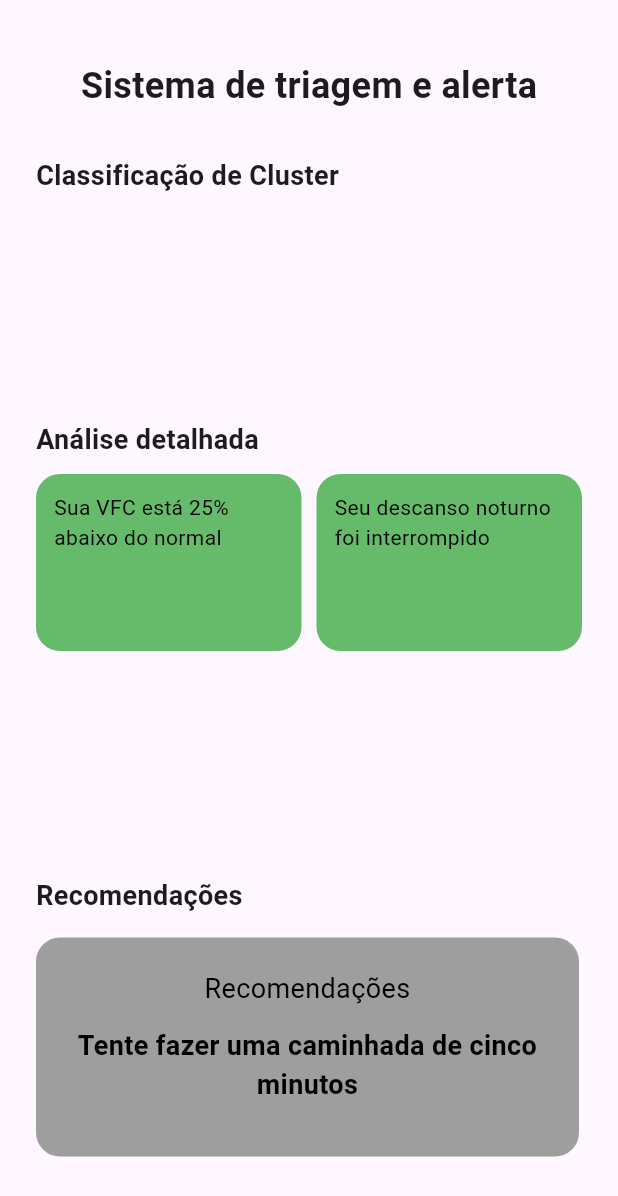
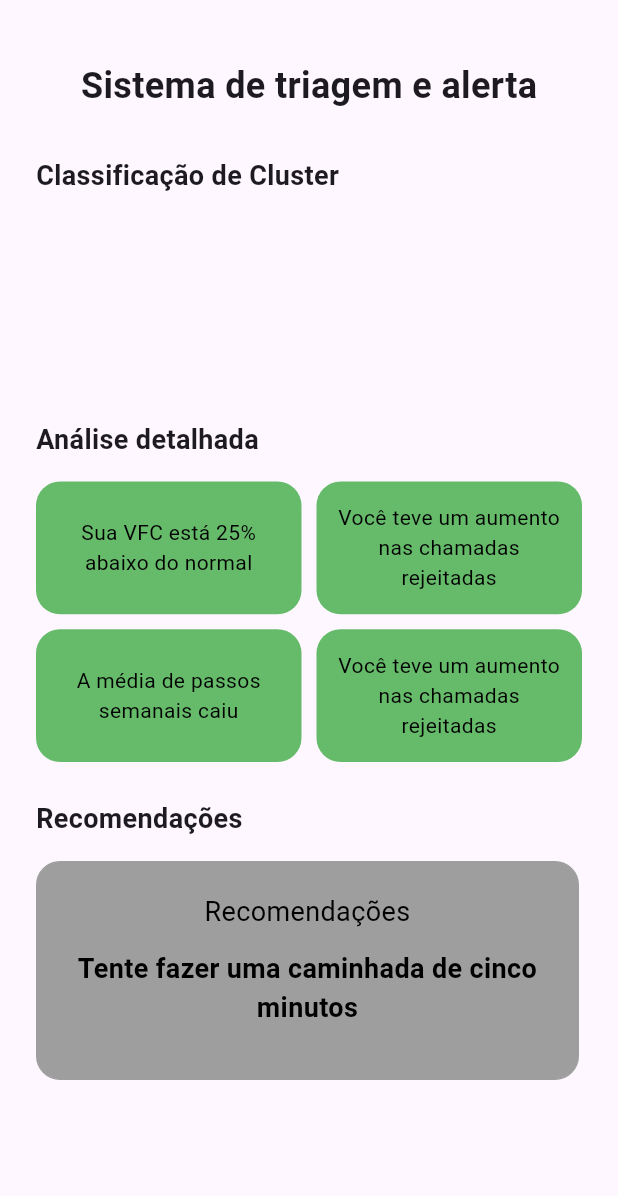
Before and after one commit to willianfurtado/mentisAI, a Flutter app: the screen it shows after launch, on a phone screen of 412 x 824 dp. Shown: the top 1196 px of the screen. Run offline on Flutter 3.47's test engine with Material 3 defaults, Android fonts, the phone set to English and light mode, and no system bars.

Commit message:
improvements to the screening screen

```diff
--- a/lib/main.dart
+++ b/lib/main.dart
@@ -1,5 +1,4 @@
 import 'package:flutter/material.dart';
-import 'package:mentis_ai/screens/home.dart';
 import 'package:mentis_ai/screens/screening_system.dart';
 
 void main() {
--- a/lib/screens/screening_system.dart
+++ b/lib/screens/screening_system.dart
@@ -16,14 +16,16 @@ class ScreeeningSystem extends StatelessWidget {
             crossAxisAlignment: CrossAxisAlignment.start,
             children: [
               Center(
-                child: Text(
+                child: const Text(
                   'Sistema de triagem e alerta',
                   style: TextStyle(fontSize: 24, fontWeight: FontWeight.bold),
                 ),
               ),
               const SizedBox(height: 30),
 
+              //Seção de classificação de cluster
               Column(
+                crossAxisAlignment: CrossAxisAlignment.start,
                 children: [
                   Text(
                     'Classificação de Cluster',
@@ -34,40 +36,40 @@ class ScreeeningSystem extends StatelessWidget {
               ),
               const SizedBox(height: 150),
 
+              //Seção Análise detalhada
               Column(
                 crossAxisAlignment: CrossAxisAlignment.start,
                 children: [
-                  Text(
+                  const Text(
                     'Análise detalhada',
                     style: TextStyle(fontSize: 18, fontWeight: FontWeight.bold),
                   ),
-                  const SizedBox(height: 10),
+                  const SizedBox(height: 15),
 
                   GridView.count(
                     crossAxisCount: 2,
-                    shrinkWrap:
-                        true,
-                    physics:
-                        const NeverScrollableScrollPhysics(),
-                    padding: const EdgeInsets.all(
-                      0,
-                    ),
+                    shrinkWrap: true,
+                    physics: const NeverScrollableScrollPhysics(),
+                    padding: const EdgeInsets.all(0),
                     crossAxisSpacing: 10,
                     mainAxisSpacing: 10,
-                    childAspectRatio:
-                        1.5,
+                    childAspectRatio: 2.0,
                     children: const [
                       AnalysisCard(text: 'Sua VFC está 25% abaixo do normal'),
                       AnalysisCard(
-                        text: 'Seu descanso noturno foi interrompido',
+                        text: 'Você teve um aumento nas chamadas rejeitadas',
+                      ),
+                      AnalysisCard(text: 'A média de passos semanais caiu'),
+                      AnalysisCard(
+                        text: 'Você teve um aumento nas chamadas rejeitadas',
                       ),
                       // Adicione mais cards se necessário para preencher o Grid
                     ],
                   ),
                 ],
               ),
-              const SizedBox(height: 150),
 
+              const SizedBox(height: 25),
               Column(
                 crossAxisAlignment: CrossAxisAlignment.start,
                 children: [
--- a/lib/screens/widgets/analysis-card.dart
+++ b/lib/screens/widgets/analysis-card.dart
@@ -15,14 +15,17 @@ class AnalysisCard extends StatelessWidget {
         color: Colors.green[400],
         borderRadius: BorderRadius.circular(16.0),
       ),
+      child: Center(
         child: Text(
           text,
+          textAlign: TextAlign.center,
           style: TextStyle(
             fontSize: 14,
             fontWeight: FontWeight.normal,
             color: Colors.black,
           ),
         ),
+      ),
     );
   }
 }
```
Also changed, not shown: lib/screens/evolution_system.dart (+30 -0 lines). Lines whose indentation alone changed are shown as unchanged.
